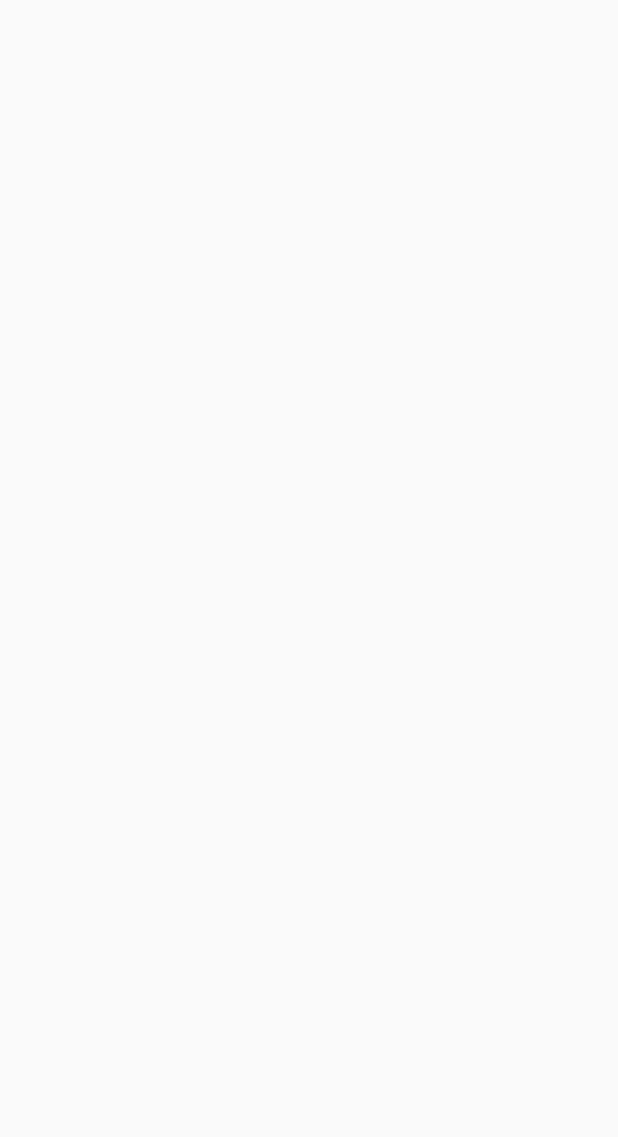
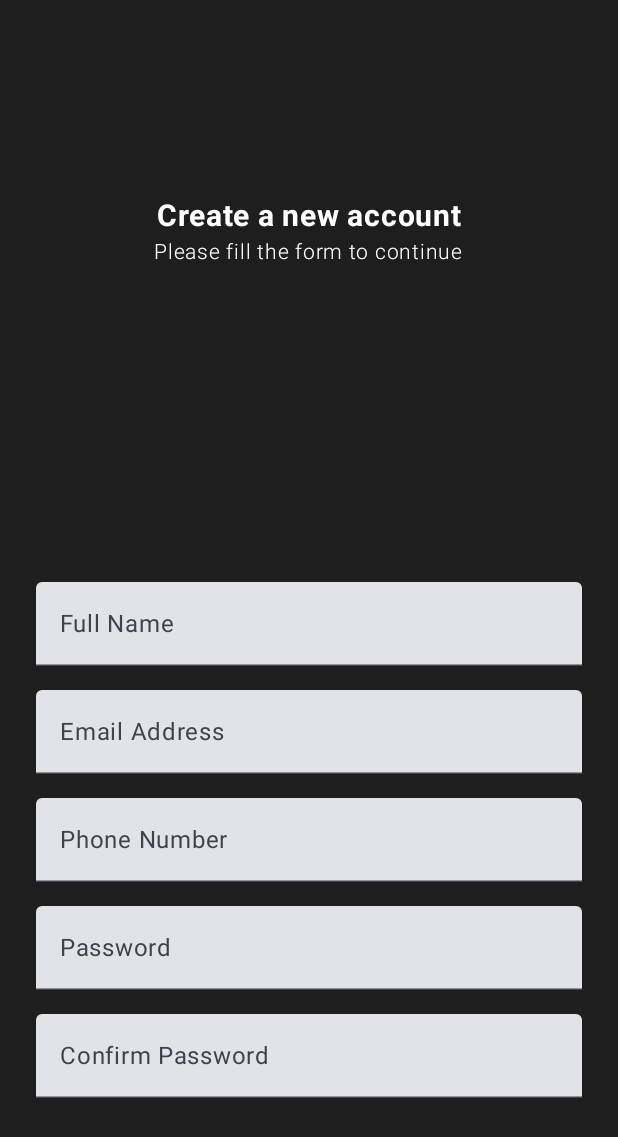
Before and after one commit to udaychugh/TravelMate, an Android app built with Jetpack Compose: the register_one screen opened through its navigation route, on a phone screen of 412 x 824 dp. Before the commit the part shown is empty. Shown: the top 1137 px of the screen. Run offline under Robolectric (Android 15) with nearby library versions, the phone set to English and light mode, and no system bars.

Commit message:
Added register screen code

```diff
--- /dev/null
+++ b/app/src/main/java/com/freelab/tech/travelmate/ui/components/AppButton.kt
@@ -0,0 +1,49 @@
+package com.freelab.tech.travelmate.ui.components
+
+import androidx.compose.foundation.background
+import androidx.compose.foundation.layout.Box
+import androidx.compose.foundation.layout.fillMaxWidth
+import androidx.compose.foundation.layout.padding
+import androidx.compose.foundation.shape.RoundedCornerShape
+import androidx.compose.material3.Button
+import androidx.compose.material3.ButtonDefaults
+import androidx.compose.material3.Text
+import androidx.compose.runtime.Composable
+import androidx.compose.ui.Modifier
+import androidx.compose.ui.graphics.Brush
+import androidx.compose.ui.graphics.Color
+import androidx.compose.ui.unit.dp
+import androidx.compose.ui.unit.sp
+import com.freelab.tech.travelmate.ui.theme.darkOrange
+import com.freelab.tech.travelmate.ui.theme.lightOrange
+
+@Composable
+fun AppButton(text: String, listener: () -> Unit) {
+    Button(
+        onClick = { listener.invoke() },
+        modifier = Modifier
+            .fillMaxWidth()
+            .padding(8.dp),
+        shape = RoundedCornerShape(20.dp),
+        contentPadding = ButtonDefaults.ContentPadding
+    ) {
+        Box(modifier = Modifier
+            .fillMaxWidth()
+            .background(
+                brush = Brush.horizontalGradient(
+                    colors = listOf(darkOrange, lightOrange),
+                    startX = 0f,
+                    endX = 0.82f
+                ),
+                shape = RoundedCornerShape(20.dp)
+            )
+        ) {
+            Text(
+                text = text,
+                fontSize = 16.sp,
+                color = Color.White,
+                modifier = Modifier.padding(8.dp)
+            )
+        }
+    }
+}
--- /dev/null
+++ b/app/src/main/java/com/freelab/tech/travelmate/ui/components/AppInput.kt
@@ -0,0 +1,41 @@
+package com.freelab.tech.travelmate.ui.components
+
+import androidx.compose.foundation.layout.fillMaxWidth
+import androidx.compose.foundation.layout.padding
+import androidx.compose.foundation.text.KeyboardOptions
+import androidx.compose.material3.Text
+import androidx.compose.material3.TextField
+import androidx.compose.runtime.Composable
+import androidx.compose.runtime.MutableState
+import androidx.compose.ui.Modifier
+import androidx.compose.ui.text.input.ImeAction
+import androidx.compose.ui.text.input.KeyboardType
+import androidx.compose.ui.unit.dp
+
+@Composable
+fun AppInput(
+    fieldValue: MutableState<String>,
+    label: String,
+    keyboardType: KeyboardType = KeyboardType.Text,
+    isLastInput: Boolean = false
+) {
+    TextField(
+        value = fieldValue.value,
+        onValueChange = { fieldValue.value = it },
+        label = {
+            Text(label)
+        },
+        modifier = Modifier
+            .fillMaxWidth()
+            .padding(8.dp),
+        keyboardOptions = KeyboardOptions(
+            keyboardType = keyboardType,
+            imeAction = if (isLastInput) {
+                ImeAction.Done
+            } else {
+                ImeAction.Next
+            }
+        ),
+        singleLine = true,
+    )
+}
--- a/app/src/main/java/com/freelab/tech/travelmate/ui/preauth/screens/RegisterScreen.kt
+++ b/app/src/main/java/com/freelab/tech/travelmate/ui/preauth/screens/RegisterScreen.kt
@@ -1,13 +1,221 @@
 package com.freelab.tech.travelmate.ui.preauth.screens
 
+import androidx.compose.foundation.background
+import androidx.compose.foundation.clickable
+import androidx.compose.foundation.layout.Box
+import androidx.compose.foundation.layout.Column
+import androidx.compose.foundation.layout.Spacer
+import androidx.compose.foundation.layout.fillMaxSize
+import androidx.compose.foundation.layout.height
+import androidx.compose.foundation.layout.padding
+import androidx.compose.material3.Text
 import androidx.compose.runtime.Composable
+import androidx.compose.runtime.mutableStateOf
+import androidx.compose.runtime.remember
+import androidx.compose.ui.Alignment
+import androidx.compose.ui.Modifier
+import androidx.compose.ui.graphics.Color
+import androidx.compose.ui.text.font.FontWeight
+import androidx.compose.ui.text.input.KeyboardType
+import androidx.compose.ui.unit.dp
+import androidx.compose.ui.unit.sp
+import com.freelab.tech.travelmate.ui.components.AppButton
+import com.freelab.tech.travelmate.ui.components.AppInput
+import com.freelab.tech.travelmate.ui.navigation.LocalNavController
+import com.freelab.tech.travelmate.ui.theme.bgBlack
 
 @Composable
 fun RegisterScreenOne() {
+    val navController = LocalNavController.current
 
+    val name = remember {
+        mutableStateOf("")
+    }
+    val email = remember {
+        mutableStateOf("")
+    }
+    val phone = remember {
+        mutableStateOf("")
+    }
+    val password = remember {
+        mutableStateOf("")
+    }
+    val confirmPassword = remember {
+        mutableStateOf("")
+    }
+
+    Box(
+        modifier = Modifier
+            .fillMaxSize()
+            .background(
+                color = bgBlack
+            )
+    ) {
+        Column(
+            modifier = Modifier
+                .fillMaxSize()
+                .padding(16.dp),
+            horizontalAlignment = Alignment.CenterHorizontally
+        ) {
+            Spacer(modifier = Modifier.height(100.dp))
+
+            Text(
+                text = "Create a new account",
+                fontSize = 20.sp,
+                fontWeight = FontWeight.Bold,
+                color = Color.White,
+                modifier = Modifier.padding(top = 16.dp)
+            )
+
+            Text(
+                text = "Please fill the form to continue",
+                fontSize = 14.sp,
+                fontWeight = FontWeight.Light,
+                color = Color.White,
+            )
+
+            Spacer(modifier = Modifier.height(200.dp))
+
+            AppInput(
+                fieldValue = name,
+                label = "Full Name"
+            )
+
+            AppInput(
+                fieldValue = email,
+                label = "Email Address",
+                keyboardType = KeyboardType.Email
+            )
+
+            AppInput(
+                fieldValue = phone,
+                label = "Phone Number",
+                keyboardType = KeyboardType.Phone
+            )
+
+            AppInput(
+                fieldValue = password,
+                label = "Password",
+                keyboardType = KeyboardType.Password
+            )
+
+            AppInput(
+                fieldValue = confirmPassword,
+                label = "Confirm Password",
+                keyboardType = KeyboardType.Password,
+                isLastInput = true
+            )
+
+            Spacer(modifier = Modifier.height(100.dp))
+
+            AppButton(text = "Next") {
+                navController.navigate("register_two")
+            }
+
+            Text(
+                text = "Already have an account? Log in",
+                fontSize = 14.sp,
+                color = Color.White,
+                modifier = Modifier
+                    .padding(top = 8.dp)
+                    .clickable {
+                        navController.navigate("login")
+                    }
+            )
+
+        }
+    }
 }
 
 @Composable
 fun RegisterScreenTwo() {
+    val navController = LocalNavController.current
 
+    val carName = remember {
+        mutableStateOf("")
+    }
+
+    val modelYear = remember {
+        mutableStateOf("")
+    }
+
+    val kmsDriven = remember {
+        mutableStateOf("")
+    }
+
+    val engineType = remember {
+        mutableStateOf("")
+    }
+
+    val condition = remember {
+        mutableStateOf("")
+    }
+
+    Box(
+        modifier = Modifier
+            .fillMaxSize()
+            .background(
+                color = bgBlack
+            )
+    ) {
+        Column(
+            modifier = Modifier
+                .fillMaxSize()
+                .padding(16.dp),
+            horizontalAlignment = Alignment.CenterHorizontally
+        ) {
+            Spacer(modifier = Modifier.height(100.dp))
+
+            Text(
+                text = "Enter Car Info",
+                fontSize = 20.sp,
+                fontWeight = FontWeight.Bold,
+                color = Color.White,
+                modifier = Modifier.padding(top = 16.dp)
+            )
+
+            Text(
+                text = "Please fill the form to continue",
+                fontSize = 14.sp,
+                fontWeight = FontWeight.Light,
+                color = Color.White,
+            )
+
+            Spacer(modifier = Modifier.height(200.dp))
+
+            AppInput(
+                fieldValue = carName,
+                label = "Car Name"
+            )
+
+            AppInput(
+                fieldValue = modelYear,
+                label = "Model Year",
+                keyboardType = KeyboardType.Number
+            )
+
+            AppInput(
+                fieldValue = kmsDriven,
+                label = "Kms Driven",
+                keyboardType = KeyboardType.Number
+            )
+
+            AppInput(
+                fieldValue = engineType,
+                label = "Engine Type"
+            )
+
+            AppInput(
+                fieldValue = condition,
+                label = "Condition",
+                isLastInput = true
+            )
+
+            Spacer(modifier = Modifier.height(100.dp))
+
+            AppButton(text = "Let's Go") {
+                navController.navigate("login")
+            }
+        }
+    }
 }
```
Also changed, not shown: app/src/main/java/com/freelab/tech/travelmate/ui/preauth/screens/IntroScreen.kt (+11 -10 lines).
